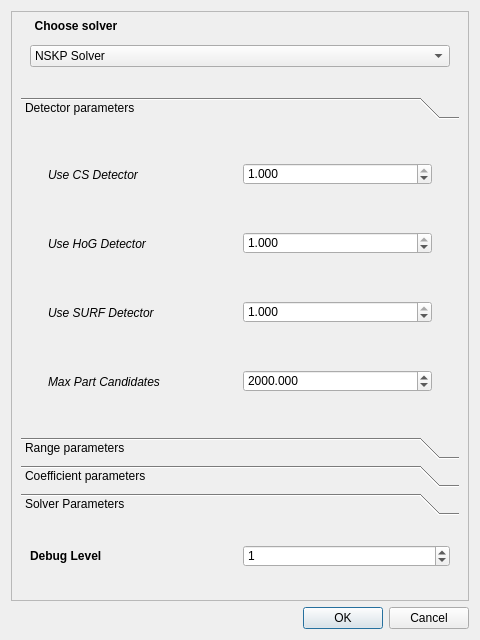
First picture: the form in src/libposegui/solverparametersdialog.ui, repository spelteam/spel, before the edit.
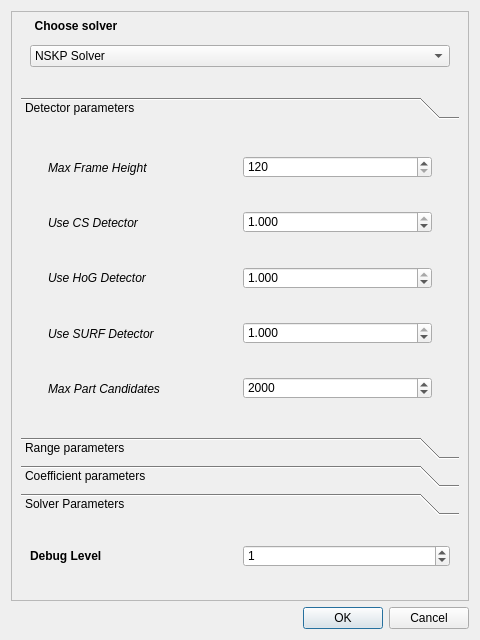
Second picture: the form after the edit. The open tabs and pages were chosen to show the change.

Commit message: <Andrij Tymchuk>: Parameters dialog - small fixes

The edit to the form file:
```diff
--- a/src/libposegui/solverparametersdialog.ui
+++ b/src/libposegui/solverparametersdialog.ui
@@ -45,8 +45,8 @@
        <rect>
         <x>0</x>
         <y>0</y>
-        <width>444</width>
-        <height>607</height>
+        <width>460</width>
+        <height>587</height>
        </rect>
       </property>
       <layout class="QVBoxLayout" name="verticalLayout_7" stretch="1,6,1">
@@ -99,15 +99,15 @@
        <item>
         <widget class="QToolBox" name="tlbParamsTabs">
          <property name="currentIndex">
-          <number>3</number>
+          <number>0</number>
          </property>
          <widget class="QWidget" name="detectorPage">
           <property name="geometry">
            <rect>
             <x>0</x>
             <y>0</y>
-            <width>426</width>
-            <height>309</height>
+            <width>442</width>
+            <height>293</height>
            </rect>
           </property>
           <attribute name="label">
@@ -125,6 +125,43 @@
               <string/>
              </property>
              <layout class="QVBoxLayout" name="verticalLayout_4">
+              <item>
+               <widget class="QGroupBox" name="grbMaxFrameHeight">
+                <property name="title">
+                 <string/>
+                </property>
+                <layout class="QHBoxLayout" name="horizontalLayout_22">
+                 <item>
+                  <widget class="QLabel" name="lblMaxFrameHeight">
+                   <property name="font">
+                    <font>
+                     <italic>true</italic>
+                    </font>
+                   </property>
+                   <property name="text">
+                    <string>Max Frame Height</string>
+                   </property>
+                   <property name="wordWrap">
+                    <bool>true</bool>
+                   </property>
+                  </widget>
+                 </item>
+                 <item>
+                  <widget class="QSpinBox" name="spbMaxFrameHeight">
+                   <property name="minimum">
+                    <number>120</number>
+                   </property>
+                   <property name="maximum">
+                    <number>1080</number>
+                   </property>
+                   <property name="singleStep">
+                    <number>120</number>
+                   </property>
+                  </widget>
+                 </item>
+                </layout>
+               </widget>
+              </item>
               <item>
                <widget class="QGroupBox" name="grbUseCSDet">
                 <property name="title">
@@ -267,18 +304,15 @@
                   </widget>
                  </item>
                  <item>
-                  <widget class="QDoubleSpinBox" name="dspbMaxPartCandidates">
-                   <property name="decimals">
-                    <number>3</number>
-                   </property>
+                  <widget class="QSpinBox" name="spbMaxPartCandidates">
                    <property name="maximum">
-                    <double>1000000.000000000000000</double>
+                    <number>100000000</number>
                    </property>
                    <property name="singleStep">
-                    <double>100.000000000000000</double>
+                    <number>100</number>
                    </property>
                    <property name="value">
-                    <double>2000.000000000000000</double>
+                    <number>2000</number>
                    </property>
                   </widget>
                  </item>
@@ -295,8 +329,8 @@
            <rect>
             <x>0</x>
             <y>0</y>
-            <width>426</width>
-            <height>309</height>
+            <width>442</width>
+            <height>293</height>
            </rect>
           </property>
           <attribute name="label">
@@ -460,18 +494,15 @@
                   </widget>
                  </item>
                  <item>
-                  <widget class="QDoubleSpinBox" name="dspbBaseRotStep8">
-                   <property name="decimals">
-                    <number>3</number>
-                   </property>
+                  <widget class="QSpinBox" name="spbBaseRotStep">
                    <property name="maximum">
-                    <double>4.000000000000000</double>
+                    <number>180</number>
                    </property>
                    <property name="singleStep">
-                    <double>1.000000000000000</double>
+                    <number>10</number>
                    </property>
                    <property name="value">
-                    <double>1.000000000000000</double>
+                    <number>50</number>
                    </property>
                   </widget>
                  </item>
@@ -531,8 +562,8 @@
            <rect>
             <x>0</x>
             <y>0</y>
-            <width>426</width>
-            <height>309</height>
+            <width>442</width>
+            <height>293</height>
            </rect>
           </property>
           <attribute name="label">
@@ -715,8 +746,8 @@
            <rect>
             <x>0</x>
             <y>0</y>
-            <width>413</width>
-            <height>400</height>
+            <width>429</width>
+            <height>391</height>
            </rect>
           </property>
           <attribute name="label">
@@ -952,7 +983,7 @@
                     <double>1.000000000000000</double>
                    </property>
                    <property name="value">
-                    <double>1.000000000000000</double>
+                    <double>0.000000000000000</double>
                    </property>
                   </widget>
                  </item>
```
The commit also changes 1 other file.
